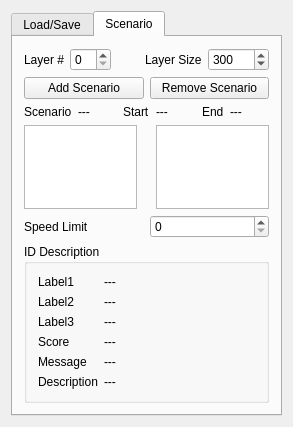
Qt form src/scenarioeditorplugin.ui (kuriatsu/scenario_editor_plugin) before a commit.
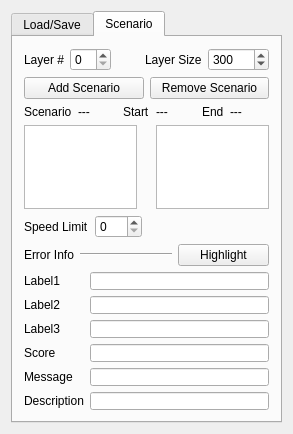
The same form after that commit. The open tabs and pages were chosen to show the change. Icons and pictures are not drawn.

Commit message: add highlight function

What changed in the file:
```diff
--- a/src/scenarioeditorplugin.ui
+++ b/src/scenarioeditorplugin.ui
@@ -7,7 +7,7 @@
     <x>0</x>
     <y>0</y>
     <width>293</width>
-    <height>427</height>
+    <height>434</height>
    </rect>
   </property>
   <property name="windowTitle">
@@ -181,7 +181,7 @@
       <attribute name="title">
        <string>Scenario</string>
       </attribute>
-      <layout class="QVBoxLayout" name="verticalLayout_4">
+      <layout class="QVBoxLayout" name="verticalLayout_3">
        <item>
         <layout class="QHBoxLayout" name="horizontalLayout_11">
          <item>
@@ -374,6 +374,12 @@
         <layout class="QHBoxLayout" name="horizontalLayout_12">
          <item>
           <widget class="QLabel" name="speed_label">
+           <property name="sizePolicy">
+            <sizepolicy hsizetype="Maximum" vsizetype="Preferred">
+             <horstretch>0</horstretch>
+             <verstretch>0</verstretch>
+            </sizepolicy>
+           </property>
            <property name="text">
             <string>Speed Limit</string>
            </property>
@@ -386,14 +392,58 @@
            </property>
           </widget>
          </item>
+         <item>
+          <spacer name="horizontalSpacer_3">
+           <property name="orientation">
+            <enum>Qt::Horizontal</enum>
+           </property>
+           <property name="sizeHint" stdset="0">
+            <size>
+             <width>40</width>
+             <height>20</height>
+            </size>
+           </property>
+          </spacer>
+         </item>
         </layout>
        </item>
        <item>
-        <widget class="QGroupBox" name="groupBox">
-         <property name="title">
-          <string>ID Description</string>
-         </property>
-         <layout class="QVBoxLayout" name="verticalLayout_3">
+        <layout class="QHBoxLayout" name="horizontalLayout_13">
+         <item>
+          <widget class="QLabel" name="error_info_label">
+           <property name="sizePolicy">
+            <sizepolicy hsizetype="Maximum" vsizetype="Preferred">
+             <horstretch>0</horstretch>
+             <verstretch>0</verstretch>
+            </sizepolicy>
+           </property>
+           <property name="text">
+            <string>Error Info</string>
+           </property>
+          </widget>
+         </item>
+         <item>
+          <widget class="Line" name="line">
+           <property name="orientation">
+            <enum>Qt::Horizontal</enum>
+           </property>
+          </widget>
+         </item>
+         <item>
+          <widget class="QPushButton" name="highlight_button">
+           <property name="text">
+            <string>Highlight</string>
+           </property>
+           <property name="checkable">
+            <bool>true</bool>
+           </property>
+           <property name="checked">
+            <bool>false</bool>
+           </property>
+          </widget>
+         </item>
+        </layout>
+       </item>
           <item>
            <layout class="QFormLayout" name="formLayout">
             <item row="0" column="0">
@@ -404,9 +454,21 @@
              </widget>
             </item>
             <item row="0" column="1">
-             <widget class="QLabel" name="label1_text">
-              <property name="text">
-               <string>---</string>
+          <widget class="QLineEdit" name="label1_text">
+           <property name="sizePolicy">
+            <sizepolicy hsizetype="Expanding" vsizetype="Preferred">
+             <horstretch>0</horstretch>
+             <verstretch>0</verstretch>
+            </sizepolicy>
+           </property>
+           <property name="maximumSize">
+            <size>
+             <width>16777215</width>
+             <height>18</height>
+            </size>
+           </property>
+           <property name="readOnly">
+            <bool>true</bool>
               </property>
              </widget>
             </item>
@@ -418,9 +480,21 @@
              </widget>
             </item>
             <item row="1" column="1">
-             <widget class="QLabel" name="label2_text">
-              <property name="text">
-               <string>---</string>
+          <widget class="QLineEdit" name="label2_text">
+           <property name="sizePolicy">
+            <sizepolicy hsizetype="Expanding" vsizetype="Preferred">
+             <horstretch>0</horstretch>
+             <verstretch>0</verstretch>
+            </sizepolicy>
+           </property>
+           <property name="maximumSize">
+            <size>
+             <width>16777215</width>
+             <height>18</height>
+            </size>
+           </property>
+           <property name="readOnly">
+            <bool>true</bool>
               </property>
              </widget>
             </item>
@@ -432,9 +506,21 @@
              </widget>
             </item>
             <item row="2" column="1">
-             <widget class="QLabel" name="label3_text">
-              <property name="text">
-               <string>---</string>
+          <widget class="QLineEdit" name="label3_text">
+           <property name="sizePolicy">
+            <sizepolicy hsizetype="Expanding" vsizetype="Preferred">
+             <horstretch>0</horstretch>
+             <verstretch>0</verstretch>
+            </sizepolicy>
+           </property>
+           <property name="maximumSize">
+            <size>
+             <width>16777215</width>
+             <height>18</height>
+            </size>
+           </property>
+           <property name="readOnly">
+            <bool>true</bool>
               </property>
              </widget>
             </item>
@@ -446,9 +532,21 @@
              </widget>
             </item>
             <item row="3" column="1">
-             <widget class="QLabel" name="score_text">
-              <property name="text">
-               <string>---</string>
+          <widget class="QLineEdit" name="score_text">
+           <property name="sizePolicy">
+            <sizepolicy hsizetype="Expanding" vsizetype="Preferred">
+             <horstretch>0</horstretch>
+             <verstretch>0</verstretch>
+            </sizepolicy>
+           </property>
+           <property name="maximumSize">
+            <size>
+             <width>16777215</width>
+             <height>18</height>
+            </size>
+           </property>
+           <property name="readOnly">
+            <bool>true</bool>
               </property>
              </widget>
             </item>
@@ -460,9 +558,21 @@
              </widget>
             </item>
             <item row="4" column="1">
-             <widget class="QLabel" name="message_text">
-              <property name="text">
-               <string>---</string>
+          <widget class="QLineEdit" name="message_text">
+           <property name="sizePolicy">
+            <sizepolicy hsizetype="Expanding" vsizetype="Preferred">
+             <horstretch>0</horstretch>
+             <verstretch>0</verstretch>
+            </sizepolicy>
+           </property>
+           <property name="maximumSize">
+            <size>
+             <width>16777215</width>
+             <height>18</height>
+            </size>
+           </property>
+           <property name="readOnly">
+            <bool>true</bool>
               </property>
              </widget>
             </item>
@@ -474,16 +584,25 @@
              </widget>
             </item>
             <item row="5" column="1">
-             <widget class="QLabel" name="description_text">
-              <property name="text">
-               <string>---</string>
-              </property>
+          <widget class="QLineEdit" name="description_text">
+           <property name="sizePolicy">
+            <sizepolicy hsizetype="Expanding" vsizetype="Preferred">
+             <horstretch>0</horstretch>
+             <verstretch>0</verstretch>
+            </sizepolicy>
+           </property>
+           <property name="maximumSize">
+            <size>
+             <width>16777215</width>
+             <height>18</height>
+            </size>
+           </property>
+           <property name="readOnly">
+            <bool>true</bool>
+           </property>
              </widget>
             </item>
            </layout>
-          </item>
-         </layout>
-        </widget>
        </item>
       </layout>
      </widget>
```
Left out of the diff: 2 changed lines with no effect on the pictures. Lines whose indentation alone changed are shown as unchanged. The commit also changes 3 other files.
